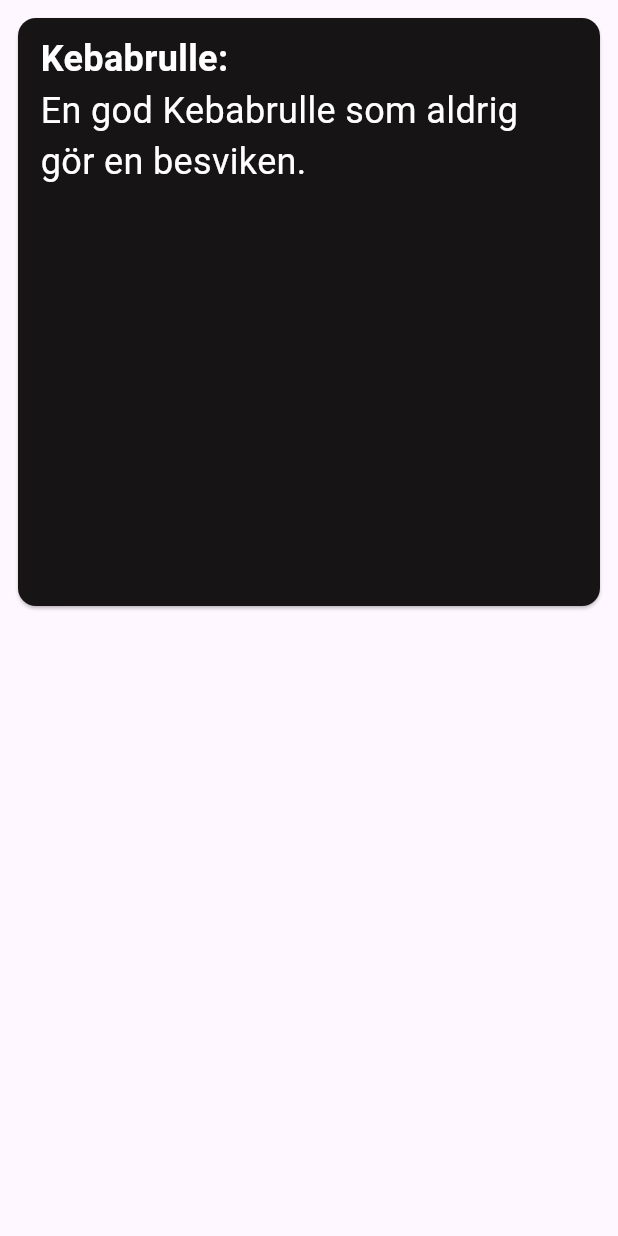
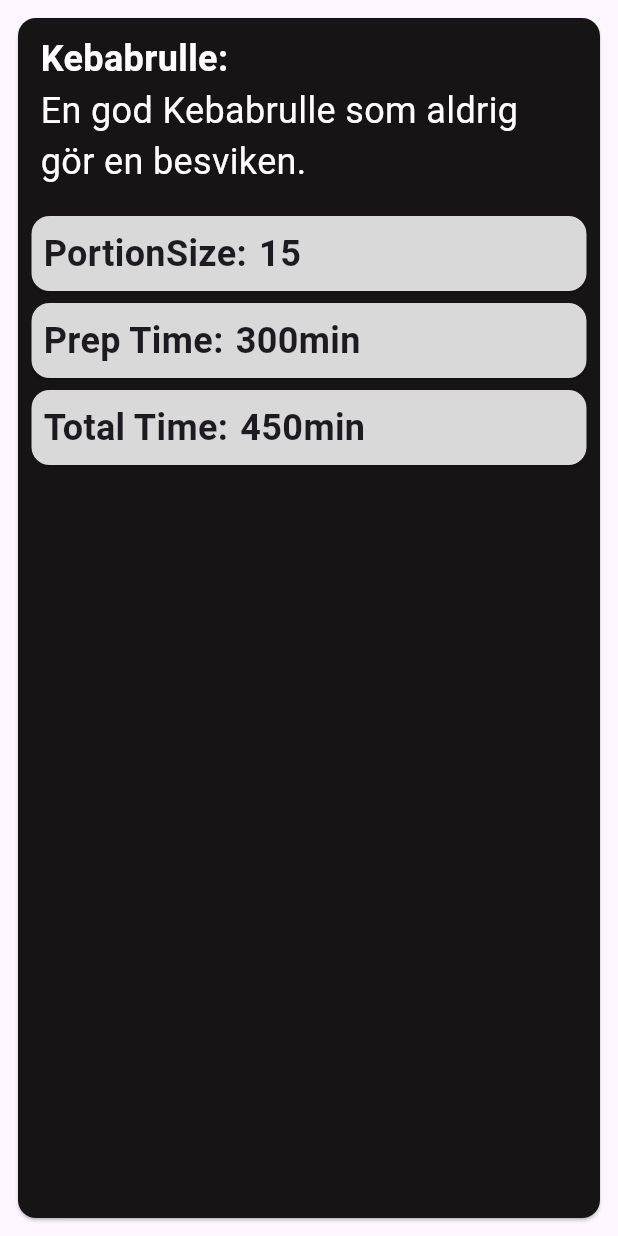
Before and after one commit to Bronziel/halfbaked, a Flutter app: the Intro widget shown alone on an empty page, opened directly, on a phone screen of 412 x 824 dp. Run offline on Flutter 3.47's test engine with Material 3 defaults, Android fonts, the phone set to English and light mode, and no system bars; our stand-ins replace carousel_slider.

Commit message:
intro box added

```diff
--- a/lib/components/info_box/info_mobile.dart
+++ b/lib/components/info_box/info_mobile.dart
@@ -10,7 +10,7 @@ class Intro extends StatelessWidget {
       padding:  const EdgeInsets.all(8.0),
       child: SizedBox(
         width: double.infinity,
-        height: 400,
+
         child: Card(
           color:const Color(0xFF161414) ,
           child: Column(
@@ -25,7 +25,7 @@ class Intro extends StatelessWidget {
                       ),
                   ),
                 ),
-               const Expanded(child:  SizedBox(
+               const SizedBox(
                   child:  Padding(
                     padding:  EdgeInsets.only(bottom: 15.0,left: 15,right: 15),
                     child: Align(
@@ -35,8 +35,14 @@ class Intro extends StatelessWidget {
                       ),
                   ),
                 ),
-              ),
               Container(
+                child: const Column(children: [
+                  PortionSizeCard(),
+                   PreppTimeCard(),
+                   TotalTimeCard()
+
+
+                ],),
 
               ),
             ],
@@ -46,3 +52,75 @@ class Intro extends StatelessWidget {
     );
   }
 }
+
+class PortionSizeCard extends StatelessWidget {
+  const PortionSizeCard({
+    super.key,
+  });
+
+  @override
+  Widget build(BuildContext context) {
+    return const Padding(
+      padding: EdgeInsets.only(left: 5.0, right: 5),
+      child: SizedBox(
+       width: double.infinity,
+       height: 58,
+       child: Card(color: Color(0xffd9d9d9),child: Row(children: [
+        Padding(
+          padding: EdgeInsets.all(8.0),
+          child: Text('PortionSize:',style: TextStyle(fontSize: 24,fontWeight: FontWeight.bold),),
+        ),
+        Text('15', style: TextStyle(fontSize: 24, fontWeight: FontWeight.bold),)
+       ],),),
+                        ),
+    );
+  }
+}
+
+class PreppTimeCard extends StatelessWidget {
+  const PreppTimeCard({
+    super.key,
+  });
+
+  @override
+  Widget build(BuildContext context) {
+    return const Padding(
+      padding: EdgeInsets.only(left: 5.0, right: 5),
+      child: SizedBox(
+       width: double.infinity,
+       height: 58,
+       child: Card(color: Color(0xffd9d9d9),child: Row(children: [
+        Padding(
+          padding: EdgeInsets.all(8.0),
+          child: Text('Prep Time:',style: TextStyle(fontSize: 24,fontWeight: FontWeight.bold),),
+        ),
+        Text('300min', style: TextStyle(fontSize: 24, fontWeight: FontWeight.bold),)
+       ],),),
+                        ),
+    );
+  }
+}
+
+class TotalTimeCard extends StatelessWidget {
+  const TotalTimeCard({
+    super.key,
+  });
+
+  @override
+  Widget build(BuildContext context) {
+    return const Padding(
+      padding: EdgeInsets.only(left: 5.0, right: 5,bottom: 8),
+      child: SizedBox(
+       width: double.infinity,
+       height: 58,
+       child: Card(color: Color(0xffd9d9d9),child: Row(children: [
+        Padding(
+          padding: EdgeInsets.all(8),
+          child: Text('Total Time:',style: TextStyle(fontSize: 24,fontWeight: FontWeight.bold),),
+        ),
+        Text('450min', style: TextStyle(fontSize: 24, fontWeight: FontWeight.bold),)
+       ],),),
+                        ),
+    );
+  }
+}
```
